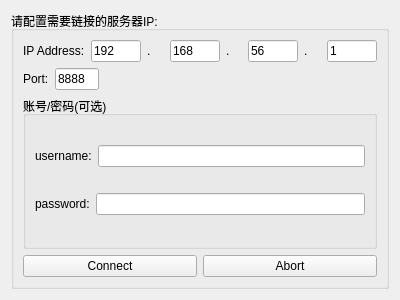
Before: the Qt Designer form ip_controlpanel.ui in kechuan/HTTP-QT, drawn with Qt 5.
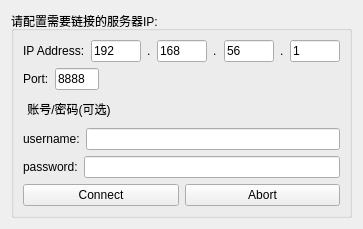
After: the same form once the commit is applied.

```diff
--- a/ip_controlpanel.ui
+++ b/ip_controlpanel.ui
@@ -6,8 +6,8 @@
    <rect>
     <x>0</x>
     <y>0</y>
-    <width>400</width>
-    <height>300</height>
+    <width>359</width>
+    <height>229</height>
    </rect>
   </property>
   <property name="windowTitle">
@@ -171,15 +171,39 @@
          </layout>
         </item>
         <item>
-         <widget class="QGroupBox" name="groupBox_passportConfig">
-          <property name="title">
-           <string>账号/密码(可选)</string>
-          </property>
-          <layout class="QVBoxLayout" name="verticalLayout_3">
-           <item>
             <layout class="QHBoxLayout" name="horizontalLayout">
              <item>
+           <widget class="QPushButton" name="pushButton_collapse">
+            <property name="text">
+             <string>账号/密码(可选)</string>
+            </property>
+            <property name="flat">
+             <bool>true</bool>
+            </property>
+           </widget>
+          </item>
+          <item>
+           <spacer name="horizontalSpacer">
+            <property name="orientation">
+             <enum>Qt::Horizontal</enum>
+            </property>
+            <property name="sizeHint" stdset="0">
+             <size>
+              <width>40</width>
+              <height>20</height>
+             </size>
+            </property>
+           </spacer>
+          </item>
+         </layout>
+        </item>
+        <item>
+         <layout class="QHBoxLayout" name="horizontalLayout_username">
+          <item>
               <widget class="QLabel" name="label_username">
+            <property name="enabled">
+             <bool>true</bool>
+            </property>
                <property name="text">
                 <string>username:</string>
                </property>
@@ -191,7 +215,7 @@
             </layout>
            </item>
            <item>
-            <layout class="QHBoxLayout" name="horizontalLayout_4">
+         <layout class="QHBoxLayout" name="horizontalLayout_password">
              <item>
               <widget class="QLabel" name="label_password">
                <property name="text">
@@ -203,9 +227,6 @@
               <widget class="QLineEdit" name="lineEdit_password"/>
              </item>
             </layout>
-           </item>
-          </layout>
-         </widget>
         </item>
         <item>
          <layout class="QHBoxLayout" name="horizontalLayout_connectionPanel">
```
Left out of the diff: 2 changed lines with no effect on the pictures. Lines whose indentation alone changed are shown as unchanged.
